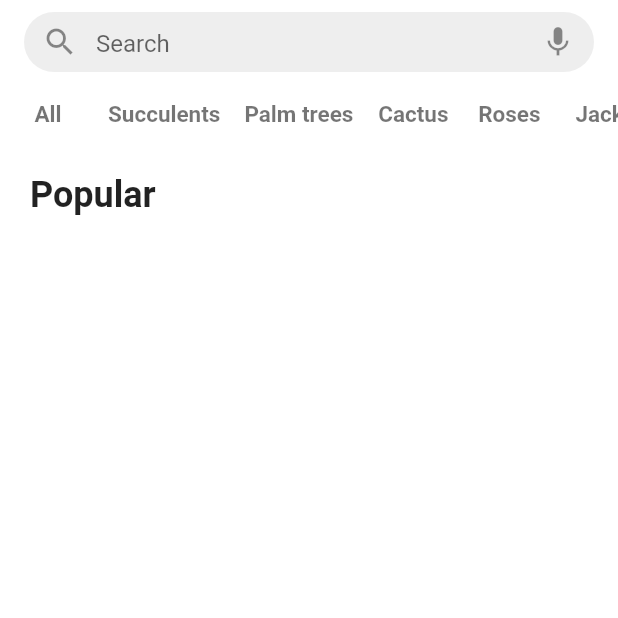
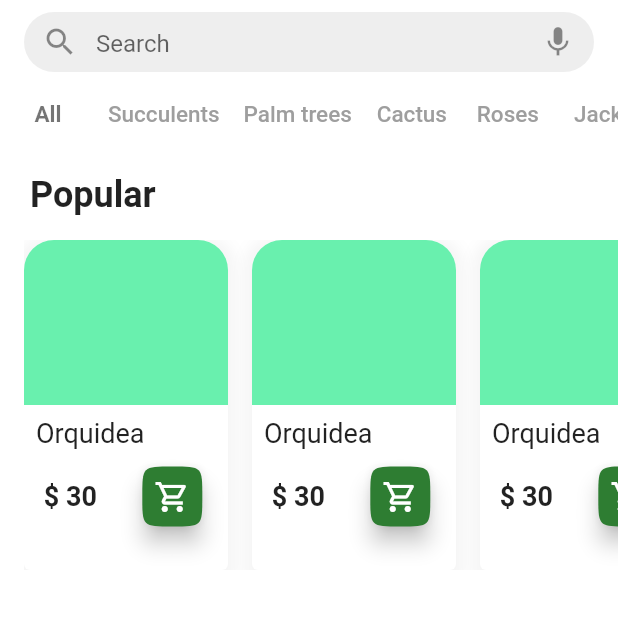
Before and after one commit to joaopaulozorek/plants-shop-flutter, a Flutter app: the screen it shows after launch, on a phone screen of 412 x 824 dp, the top half of it. Run offline on Flutter 3.47's test engine with Material 2 defaults, Android fonts, the light colour scheme and no system bars.

Commit message:
Extract NormalCardItem

```diff
--- a/lib/screens/home_page.dart
+++ b/lib/screens/home_page.dart
@@ -1,6 +1,7 @@
 import 'package:flutter/material.dart';
 
 import '../widgets/filter_text_item.dart';
+import '../widgets/normal_card_item.dart';
 
 class HomePage extends StatefulWidget {
   const HomePage({Key? key}) : super(key: key);
@@ -46,11 +47,11 @@ class _HomePageState extends State<HomePage> {
               scrollDirection: Axis.horizontal,
               children: const [
                 FilterTextItemWidget(text: 'All', selected: true),
-                FilterTextItemWidget(text: 'Succulents', selected: true),
-                FilterTextItemWidget(text: 'Palm trees', selected: true),
-                FilterTextItemWidget(text: 'Cactus', selected: true),
-                FilterTextItemWidget(text: 'Roses', selected: true),
-                FilterTextItemWidget(text: 'Jacks', selected: true),
+                FilterTextItemWidget(text: 'Succulents', selected: false),
+                FilterTextItemWidget(text: 'Palm trees', selected: false),
+                FilterTextItemWidget(text: 'Cactus', selected: false),
+                FilterTextItemWidget(text: 'Roses', selected: false),
+                FilterTextItemWidget(text: 'Jacks', selected: false),
               ],
             ),
           ),
@@ -64,6 +65,22 @@ class _HomePageState extends State<HomePage> {
                   color: Colors.black87),
             ),
           ),
+          Padding(
+            padding: const EdgeInsets.only(top: 16.0, left: 16.0),
+            child: Container(
+              height: 220,
+              child: ListView(
+                scrollDirection: Axis.horizontal,
+                children: [
+                  NormalCardItemWidget(),
+                  SizedBox(width: 16),
+                  NormalCardItemWidget(),
+                  SizedBox(width: 16),
+                  NormalCardItemWidget(),
+                ],
+              ),
+            ),
+          ),
         ],
       ),
     );
--- /dev/null
+++ b/lib/widgets/normal_card_item.dart
@@ -0,0 +1,75 @@
+import 'package:flutter/material.dart';
+
+class NormalCardItemWidget extends StatelessWidget {
+  const NormalCardItemWidget({
+    Key? key,
+  }) : super(key: key);
+
+  @override
+  Widget build(BuildContext context) {
+    return Container(
+      width: 136,
+      decoration: BoxDecoration(
+        boxShadow: [
+          BoxShadow(
+            color: Colors.grey.withOpacity(0.1),
+            spreadRadius: 5,
+            blurRadius: 7,
+            offset: const Offset(0, 3), // changes position of shadow
+          ),
+        ],
+        color: Colors.white,
+        borderRadius: const BorderRadius.vertical(
+          top: Radius.circular(20),
+          bottom: Radius.circular(4),
+        ),
+      ),
+      child: Column(
+        crossAxisAlignment: CrossAxisAlignment.start,
+        children: [
+          Container(
+            height: 110,
+            width: 136,
+            decoration: const BoxDecoration(
+              color: Colors.greenAccent,
+              borderRadius: BorderRadius.vertical(
+                top: Radius.circular(20),
+                bottom: Radius.circular(0),
+              ),
+            ),
+          ),
+          const Padding(
+            padding: EdgeInsets.only(top: 8.0, left: 8.0, bottom: 8),
+            child: Text(
+              'Orquidea',
+              style: TextStyle(
+                fontSize: 18,
+              ),
+            ),
+          ),
+          Row(
+            mainAxisAlignment: MainAxisAlignment.spaceAround,
+            children: [
+              const Text(
+                '\$ 30',
+                style: TextStyle(
+                  fontWeight: FontWeight.bold,
+                  fontSize: 18,
+                ),
+              ),
+              FloatingActionButton.small(
+                  backgroundColor: Colors.green[800],
+                  shape: ContinuousRectangleBorder(
+                      borderRadius: BorderRadius.circular(20)),
+                  onPressed: () {},
+                  child: const Icon(
+                    Icons.shopping_cart_outlined,
+                    color: Colors.white,
+                  ))
+            ],
+          ),
+        ],
+      ),
+    );
+  }
+}
```
